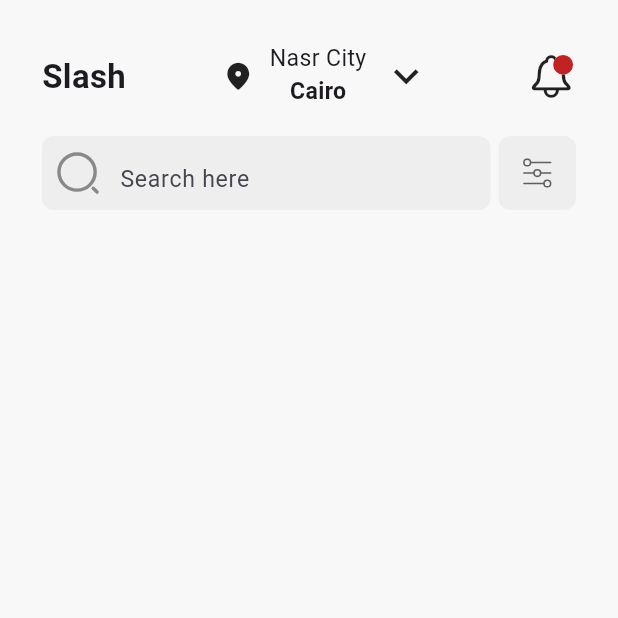
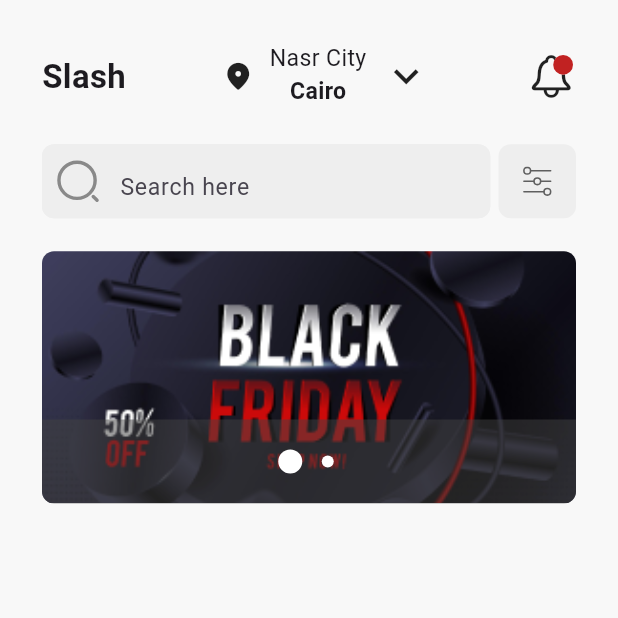
Before and after one commit to cshazem1/test_slash, a Flutter app: the screen it shows after launch, on a phone screen of 412 x 824 dp, the top half of it. Run offline on Flutter 3.47's test engine with Material 3 defaults, Android fonts, the phone set to English and light mode, and no system bars; our stand-ins replace another_carousel_pro, flutter_screenutil, flutter_svg, font_awesome_flutter, go_router; Roboto replaces fonts that are missing (Urbanist).

Commit message:
add custom carousel image and add widgets/categories

```diff
--- /dev/null
+++ b/lib/features/home/presentation/views/widgets/categories.dart
@@ -0,0 +1,12 @@
+import 'package:flutter/material.dart';
+
+class Categories extends StatelessWidget {
+  const Categories({
+    super.key,
+  });
+
+  @override
+  Widget build(BuildContext context) {
+    return const Column();
+  }
+}
--- /dev/null
+++ b/lib/features/home/presentation/views/widgets/custom_carousel_image.dart
@@ -0,0 +1,19 @@
+import 'package:another_carousel_pro/another_carousel_pro.dart';
+import 'package:flutter/material.dart';
+import 'package:flutter_screenutil/flutter_screenutil.dart';
+
+class CustomCarouselImage extends StatelessWidget {
+  const CustomCarouselImage({
+    super.key,
+  });
+
+  @override
+  Widget build(BuildContext context) {
+    return SizedBox(
+        height: 153.spMax,
+        child: AnotherCarousel(borderRadius: true, images: const [
+          AssetImage("assets/images/black_friday.png"),
+          AssetImage("assets/images/black_friday2.jpeg")
+        ]));
+  }
+}
--- a/lib/features/home/presentation/views/widgets/home_view_body.dart
+++ b/lib/features/home/presentation/views/widgets/home_view_body.dart
@@ -1,10 +1,13 @@
+import 'package:another_carousel_pro/another_carousel_pro.dart';
 import 'package:flutter/cupertino.dart';
 import 'package:flutter/material.dart';
 import 'package:flutter_screenutil/flutter_screenutil.dart';
+import 'package:test_slash/features/home/presentation/views/widgets/categories.dart';
 
 import '../../../../../core/theming/colors.dart';
 import '../../../../../core/theming/styles.dart';
 import 'custom_app_bar.dart';
+import 'custom_carousel_image.dart';
 import 'custom_search.dart';
 
 class HomeViewBody extends StatelessWidget {
@@ -14,18 +17,26 @@ class HomeViewBody extends StatelessWidget {
 
   @override
   Widget build(BuildContext context) {
-    return  Padding(
-      padding: const EdgeInsets.symmetric(horizontal: 28.0,vertical: 28),
+    return Padding(
+      padding: const EdgeInsets.symmetric(horizontal: 28.0, vertical: 28),
       child: SingleChildScrollView(
         child: Column(
           children: [
             const CustomAppBar(),
-            SizedBox(height: 15.spMax,),
-            const CustomSearch()
-
+            SizedBox(
+              height: 20.spMax,
+            ),
+            const CustomSearch(),
+            SizedBox(
+              height: 20.spMax,
+            ),
+            const CustomCarouselImage(),
+            SizedBox(
+              height: 20.spMax,
+            ),
+            const Categories()
           ],
         ),
-
       ),
     );
   }
--- a/pubspec.yaml
+++ b/pubspec.yaml
@@ -67,7 +67,7 @@ flutter:
   # To add assets to your application, add an assets section, like this:
   assets:
     - assets/svg/icons/
-  #   - images/a_dot_ham.jpeg
+    - assets/images/
 
   # An image asset can refer to one or more resolution-specific "variants", see
   # https://flutter.dev/assets-and-images/#resolution-aware
```
Also changed, not shown: assets/images/black_friday.png (added), assets/images/black_friday2.jpeg (added).
